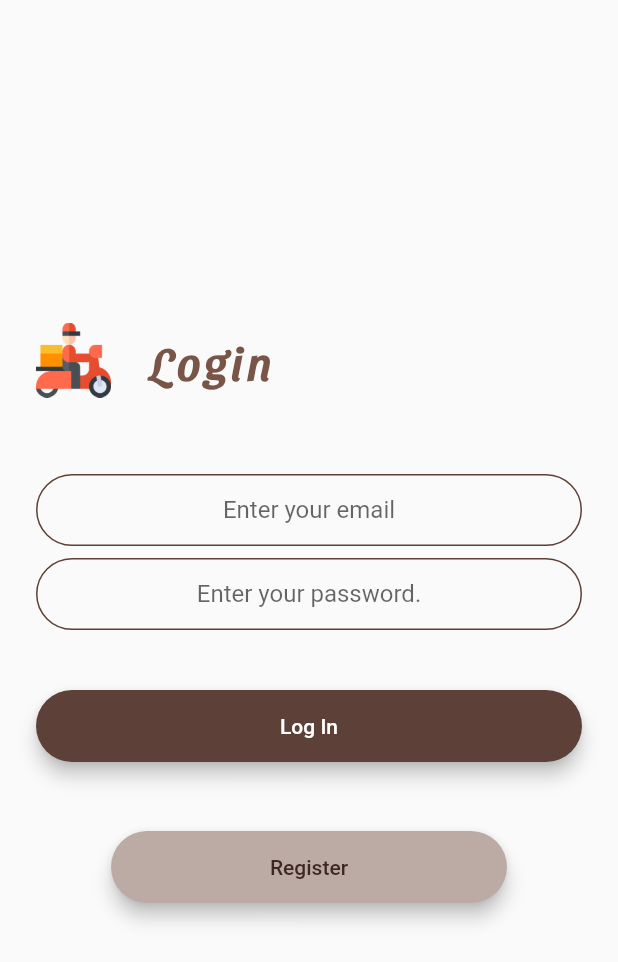
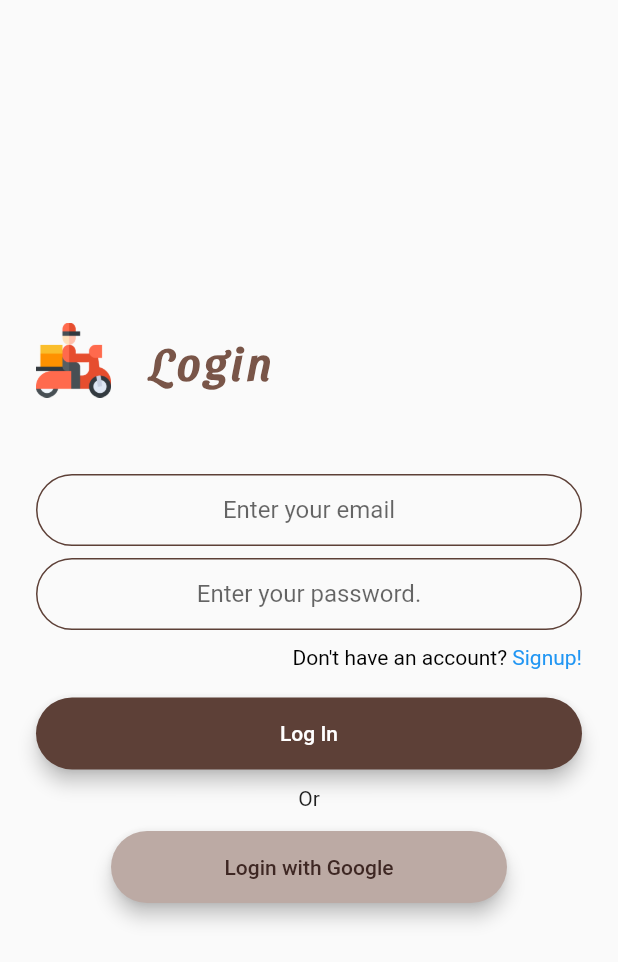
Before and after one commit to sinharohan2000/grocery_app, a Flutter app: the screen it shows after launch, after a tap on "Divein", on a phone screen of 412 x 824 dp. Shown: the top 962 px of the screen. Run offline on Flutter 3.47's test engine with Material 2 defaults, Android fonts, the phone set to English and light mode, and no system bars; our stand-ins replace firebase_auth, firebase_core, google_maps_flutter, google_sign_in; accounts and stored records are empty; network calls fail.

Commit message:
Google SignIn added
Signed-off-by: sinharohan2000 <sinharohan2000@gmail.com>

```diff
--- a/lib/login-page.dart
+++ b/lib/login-page.dart
@@ -1,3 +1,6 @@
+import 'package:flutter/gestures.dart';
+import 'package:google_sign_in/google_sign_in.dart';
+import 'package:groceryapp/authentication.dart';
 import 'package:groceryapp/main.dart';
 import 'package:flutter/material.dart';
 import 'package:flutter/cupertino.dart';
@@ -5,16 +8,17 @@ import 'package:groceryapp/registration-screen.dart';
 import 'home_screen.dart';
 import 'package:firebase_auth/firebase_auth.dart';
 
-
 class LoginScreen extends StatefulWidget {
   static const id = 'login_screen';
+
   @override
   _LoginScreenState createState() => _LoginScreenState();
 }
 
 class _LoginScreenState extends State<LoginScreen> {
-  final _auth=FirebaseAuth.instance;
+
   String email,password;
+
   @override
   Widget build(BuildContext context) {
     return Scaffold(
@@ -29,11 +33,11 @@ class _LoginScreenState extends State<LoginScreen> {
                 Hero(
                   tag: 'logo',
                   child: Container(
-                    height: 50.0,
-                    child: Image(
-                      image: AssetImage('images/food-delivery.png'),
-                      width: 50.0,
-                    )
+                      height: 50.0,
+                      child: Image(
+                        image: AssetImage('images/food-delivery.png'),
+                        width: 50.0,
+                      )
                   ),
                 ),
                 Container(
@@ -110,28 +114,40 @@ class _LoginScreenState extends State<LoginScreen> {
                 ),
               ),
             ),
-            SizedBox(
-              height: 24.0,
+            Padding(
+              padding: const EdgeInsets.only(top: 10.0, bottom: 8.0),
+              child: SizedBox(
+                child: new RichText(
+                  textAlign: TextAlign.right,
+                  text: new TextSpan(
+                    children: [
+                      new TextSpan(
+                        text: 'Don\'t have an account? ',
+                        style: new TextStyle(color: Colors.black),
+                      ),
+                      new TextSpan(
+                        text: 'Signup!',
+                        style: new TextStyle(color: Colors.blue),
+                        recognizer: new TapGestureRecognizer()
+                          ..onTap = () {
+                            Navigator.pushNamed(context, RegistrationScreen.id);
+                          },
+                      ),
+                    ],
+                  ),
+                ),
+              ),
             ),
             Padding(
-              padding: EdgeInsets.symmetric(vertical: 16.0),
+              padding: EdgeInsets.symmetric(vertical: 11.0),
               child: Material(
                 color: Colors.brown[700],
                 borderRadius: BorderRadius.all(Radius.circular(30.0)),
                 elevation: 5.0,
                 child: MaterialButton(
-                  onPressed: () async{
-                    //Implement login functionality.
-                    try {
-                      final user =await _auth.signInWithEmailAndPassword(email: email, password: password);
-                      if(user!=null){
-                        Navigator.pushNamed(context, HomeScreen.id);
-                      }
-                    }
-                    catch(e){
-                      print(e);
-                    }
-                  },
+                  onPressed: () =>
+                      signin(email, password).whenComplete(() =>
+                          Navigator.pushNamed(context, HomeScreen.id)),
                   minWidth: 200.0,
                   height: 42.0,
                   child: Text(
@@ -145,6 +161,10 @@ class _LoginScreenState extends State<LoginScreen> {
             ),
             SizedBox(
               height: 20.0,
+              child: Text(
+                'Or',
+                textAlign: TextAlign.center,
+              ),
             ),
             Padding(
               padding: EdgeInsets.symmetric(vertical: 10.0, horizontal: 50.0),
@@ -153,13 +173,13 @@ class _LoginScreenState extends State<LoginScreen> {
                 borderRadius: BorderRadius.all(Radius.circular(30.0)),
                 elevation: 5.0,
                 child: MaterialButton(
-                  onPressed: () {
-                    Navigator.pushNamed(context, RegistrationScreen.id);
-                  },
+                  onPressed: () =>
+                      googleSignIn().whenComplete(() =>
+                          Navigator.pushNamed(context, HomeScreen.id)),
                   minWidth: 10.0,
                   height: 20.0,
                   child: Text(
-                    'Register',
+                    'Login with Google',
                     style: TextStyle(
                       color: Colors.brown[900],
                     ),
--- a/pubspec.yaml
+++ b/pubspec.yaml
@@ -27,6 +27,7 @@ dependencies:
   firebase_auth: ^0.18.0+1
   cloud_firestore: ^0.14.0+2
   google_maps_flutter:
+  google_sign_in: ^4.5.4
   # The following adds the Cupertino Icons font to your application.
   # Use with the CupertinoIcons class for iOS style icons.
   cupertino_icons: ^0.1.3
```
Also changed, not shown: lib/authentication.dart (added, +54 -0 lines), lib/home_screen.dart (+4 -4 lines), lib/registration-screen.dart (+26 -14 lines), pubspec.lock.
